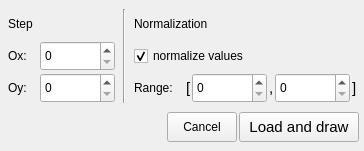
This is forms/surfaceconfigurationdialog.ui in usual-one/3DObjectVisualizer as Qt 5 draws it before an edit. The edited form follows.
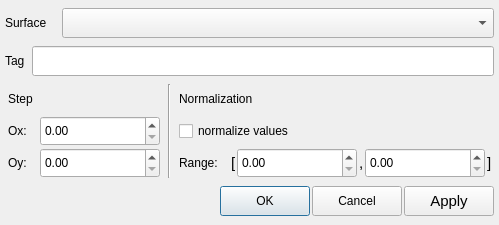
This is the edited form.

Patch:
```diff
--- a/forms/surfaceconfigurationdialog.ui
+++ b/forms/surfaceconfigurationdialog.ui
@@ -6,8 +6,8 @@
    <rect>
     <x>0</x>
     <y>0</y>
-    <width>364</width>
-    <height>151</height>
+    <width>499</width>
+    <height>225</height>
    </rect>
   </property>
   <property name="sizePolicy">
@@ -18,14 +18,14 @@
   </property>
   <property name="minimumSize">
    <size>
-    <width>364</width>
-    <height>151</height>
+    <width>499</width>
+    <height>225</height>
    </size>
   </property>
   <property name="maximumSize">
    <size>
-    <width>364</width>
-    <height>151</height>
+    <width>499</width>
+    <height>225</height>
    </size>
   </property>
   <property name="windowTitle">
@@ -53,6 +53,126 @@
    <property name="bottomMargin">
     <number>5</number>
    </property>
+   <item>
+    <layout class="QHBoxLayout" name="layout_surface">
+     <property name="spacing">
+      <number>2</number>
+     </property>
+     <item>
+      <widget class="QLabel" name="lbl_surface">
+       <property name="sizePolicy">
+        <sizepolicy hsizetype="Fixed" vsizetype="Fixed">
+         <horstretch>0</horstretch>
+         <verstretch>0</verstretch>
+        </sizepolicy>
+       </property>
+       <property name="minimumSize">
+        <size>
+         <width>55</width>
+         <height>30</height>
+        </size>
+       </property>
+       <property name="maximumSize">
+        <size>
+         <width>55</width>
+         <height>30</height>
+        </size>
+       </property>
+       <property name="focusPolicy">
+        <enum>Qt::ClickFocus</enum>
+       </property>
+       <property name="text">
+        <string>Surface</string>
+       </property>
+      </widget>
+     </item>
+     <item>
+      <widget class="QComboBox" name="cmbx_surface">
+       <property name="sizePolicy">
+        <sizepolicy hsizetype="Preferred" vsizetype="Fixed">
+         <horstretch>0</horstretch>
+         <verstretch>0</verstretch>
+        </sizepolicy>
+       </property>
+       <property name="minimumSize">
+        <size>
+         <width>300</width>
+         <height>30</height>
+        </size>
+       </property>
+       <property name="maximumSize">
+        <size>
+         <width>16777215</width>
+         <height>30</height>
+        </size>
+       </property>
+       <property name="focusPolicy">
+        <enum>Qt::ClickFocus</enum>
+       </property>
+       <property name="maxVisibleItems">
+        <number>100</number>
+       </property>
+      </widget>
+     </item>
+    </layout>
+   </item>
+   <item>
+    <layout class="QHBoxLayout" name="layout_tag">
+     <property name="spacing">
+      <number>2</number>
+     </property>
+     <item>
+      <widget class="QLabel" name="lbl_tag">
+       <property name="sizePolicy">
+        <sizepolicy hsizetype="Fixed" vsizetype="Fixed">
+         <horstretch>0</horstretch>
+         <verstretch>0</verstretch>
+        </sizepolicy>
+       </property>
+       <property name="minimumSize">
+        <size>
+         <width>25</width>
+         <height>30</height>
+        </size>
+       </property>
+       <property name="maximumSize">
+        <size>
+         <width>25</width>
+         <height>30</height>
+        </size>
+       </property>
+       <property name="text">
+        <string>Tag</string>
+       </property>
+      </widget>
+     </item>
+     <item>
+      <widget class="QLineEdit" name="ln_tag">
+       <property name="sizePolicy">
+        <sizepolicy hsizetype="Preferred" vsizetype="Fixed">
+         <horstretch>0</horstretch>
+         <verstretch>0</verstretch>
+        </sizepolicy>
+       </property>
+       <property name="minimumSize">
+        <size>
+         <width>450</width>
+         <height>30</height>
+        </size>
+       </property>
+       <property name="maximumSize">
+        <size>
+         <width>16777215</width>
+         <height>30</height>
+        </size>
+       </property>
+       <property name="focusPolicy">
+        <enum>Qt::ClickFocus</enum>
+       </property>
+      </widget>
+     </item>
+    </layout>
+   </item>
    <item>
     <layout class="QHBoxLayout" name="layout_params">
      <property name="spacing">
@@ -119,7 +239,7 @@
           </widget>
          </item>
          <item>
-          <widget class="QSpinBox" name="spinBox">
+          <widget class="QDoubleSpinBox" name="spbx_ox_step">
            <property name="sizePolicy">
             <sizepolicy hsizetype="Fixed" vsizetype="Fixed">
              <horstretch>0</horstretch>
@@ -128,13 +248,13 @@
            </property>
            <property name="minimumSize">
             <size>
-             <width>75</width>
+             <width>120</width>
              <height>30</height>
             </size>
            </property>
            <property name="maximumSize">
             <size>
-             <width>75</width>
+             <width>120</width>
              <height>30</height>
             </size>
            </property>
@@ -176,7 +296,7 @@
           </widget>
          </item>
          <item>
-          <widget class="QSpinBox" name="spinBox_2">
+          <widget class="QDoubleSpinBox" name="spbx_oy_step">
            <property name="sizePolicy">
             <sizepolicy hsizetype="Fixed" vsizetype="Fixed">
              <horstretch>0</horstretch>
@@ -185,13 +305,13 @@
            </property>
            <property name="minimumSize">
             <size>
-             <width>75</width>
+             <width>120</width>
              <height>30</height>
             </size>
            </property>
            <property name="maximumSize">
             <size>
-             <width>75</width>
+             <width>120</width>
              <height>30</height>
             </size>
            </property>
@@ -265,7 +385,7 @@
           <string>normalize values</string>
          </property>
          <property name="checked">
-          <bool>true</bool>
+          <bool>false</bool>
          </property>
         </widget>
        </item>
@@ -339,7 +459,7 @@
             </widget>
            </item>
            <item>
-            <widget class="QSpinBox" name="spinBox_3">
+            <widget class="QDoubleSpinBox" name="spbx_range_begin">
              <property name="sizePolicy">
               <sizepolicy hsizetype="Fixed" vsizetype="Fixed">
                <horstretch>0</horstretch>
@@ -348,13 +468,13 @@
              </property>
              <property name="minimumSize">
               <size>
-               <width>75</width>
+               <width>120</width>
                <height>30</height>
               </size>
              </property>
              <property name="maximumSize">
               <size>
-               <width>75</width>
+               <width>120</width>
                <height>30</height>
               </size>
              </property>
@@ -395,7 +515,7 @@
             </widget>
            </item>
            <item>
-            <widget class="QSpinBox" name="spinBox_4">
+            <widget class="QDoubleSpinBox" name="spbx_range_end">
              <property name="sizePolicy">
               <sizepolicy hsizetype="Fixed" vsizetype="Fixed">
                <horstretch>0</horstretch>
@@ -404,19 +524,22 @@
              </property>
              <property name="minimumSize">
               <size>
-               <width>75</width>
+               <width>120</width>
                <height>30</height>
               </size>
              </property>
              <property name="maximumSize">
               <size>
-               <width>75</width>
+               <width>120</width>
                <height>30</height>
               </size>
              </property>
              <property name="focusPolicy">
               <enum>Qt::ClickFocus</enum>
              </property>
+             <property name="readOnly">
+              <bool>false</bool>
+             </property>
             </widget>
            </item>
            <item>
@@ -481,6 +604,34 @@
        <property name="spacing">
         <number>2</number>
        </property>
+       <item>
+        <widget class="QPushButton" name="btn_ok">
+         <property name="sizePolicy">
+          <sizepolicy hsizetype="Fixed" vsizetype="Fixed">
+           <horstretch>0</horstretch>
+           <verstretch>0</verstretch>
+          </sizepolicy>
+         </property>
+         <property name="minimumSize">
+          <size>
+           <width>90</width>
+           <height>30</height>
+          </size>
+         </property>
+         <property name="maximumSize">
+          <size>
+           <width>90</width>
+           <height>30</height>
+          </size>
+         </property>
+         <property name="focusPolicy">
+          <enum>Qt::ClickFocus</enum>
+         </property>
+         <property name="text">
+          <string>OK</string>
+         </property>
+        </widget>
+       </item>
        <item>
         <widget class="QPushButton" name="btn_cancel">
          <property name="sizePolicy">
@@ -491,13 +642,13 @@
          </property>
          <property name="minimumSize">
           <size>
-           <width>70</width>
+           <width>90</width>
            <height>30</height>
           </size>
          </property>
          <property name="maximumSize">
           <size>
-           <width>70</width>
+           <width>90</width>
            <height>30</height>
           </size>
          </property>
@@ -522,13 +673,13 @@
          </property>
          <property name="minimumSize">
           <size>
-           <width>120</width>
+           <width>90</width>
            <height>30</height>
           </size>
          </property>
          <property name="maximumSize">
           <size>
-           <width>120</width>
+           <width>90</width>
            <height>30</height>
           </size>
          </property>
@@ -539,7 +690,7 @@
           </font>
          </property>
          <property name="text">
-          <string>Load and draw</string>
+          <string>Apply</string>
          </property>
          <property name="shortcut">
           <string>Return</string>
```
Left out of the diff: 8 changed lines with no effect on the pictures.
